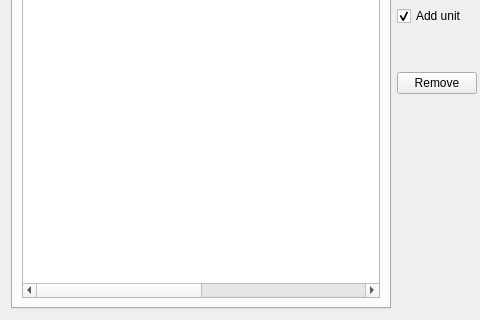
Old version of the form GUI/DataPageWidget.ui in the repository jimmyd-be/Hardware-Monitor-Applet; both pictures show x 0 to 480 and y 377 to 697 of the 873 by 697 pixel window.
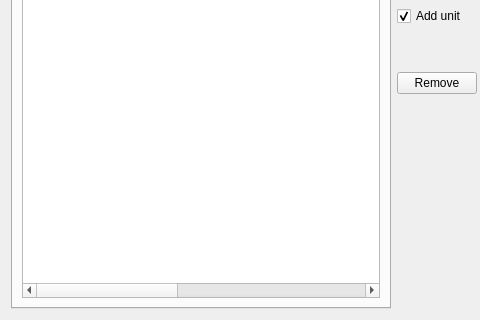
New version of the form. The open tabs and pages were chosen to show the change. Icons and pictures are not drawn.

```diff
--- a/GUI/DataPageWidget.ui
+++ b/GUI/DataPageWidget.ui
@@ -154,6 +154,11 @@
            <string>Current</string>
           </property>
          </column>
+         <column>
+          <property name="text">
+           <string>Field</string>
+          </property>
+         </column>
         </widget>
        </item>
       </layout>
```
Left out of the diff: 2 changed lines with no effect on the pictures.
